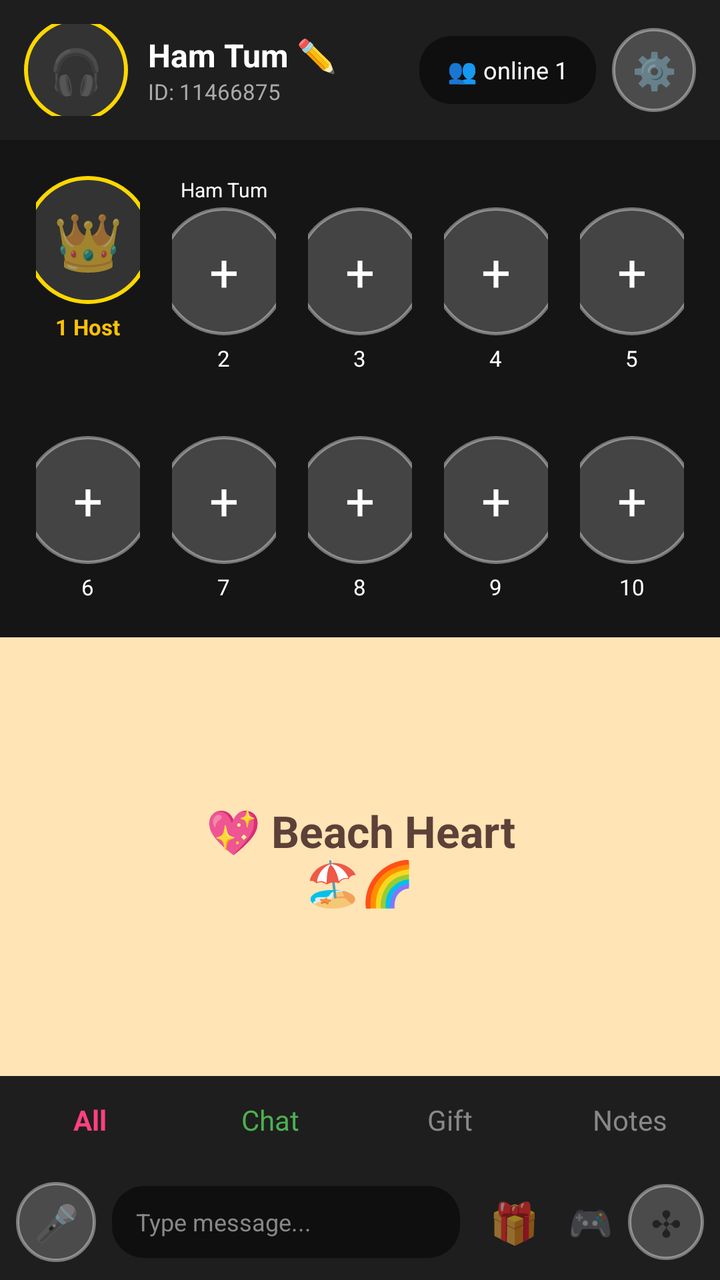
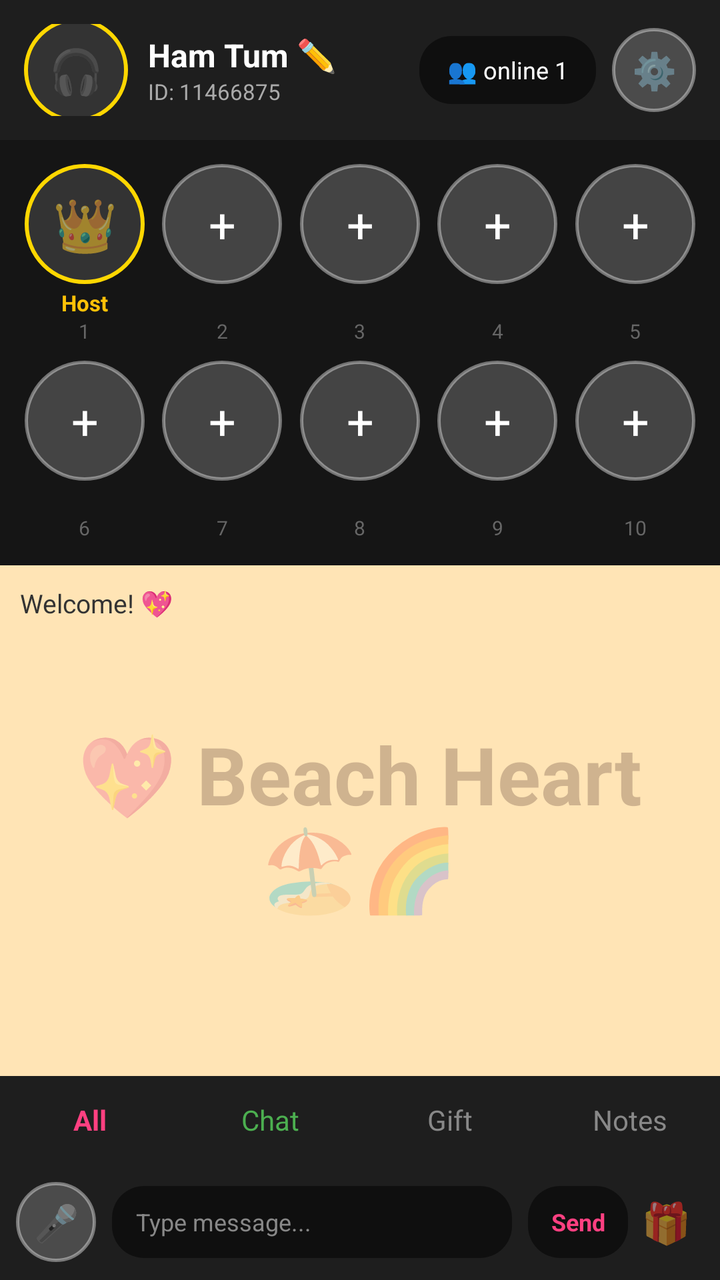

Before-and-after screenshots of an Android layout around one commit, followed by the original layout XML and the change that was made.
<!-- AndroidManifest.xml: application theme Theme.AppCompat.DayNight.NoActionBar -->
<!-- res/layout/activity_voice_room.xml -->
<?xml version="1.0" encoding="utf-8"?>
<LinearLayout xmlns:android="http://schemas.android.com/apk/res/android"
    android:id="@+id/rootLayout"
    android:layout_width="match_parent"
    android:layout_height="match_parent"
    android:background="#121212"
    android:orientation="vertical">

    <LinearLayout android:layout_width="match_parent" android:layout_height="70dp" android:background="#1E1E1E" android:gravity="center_vertical" android:orientation="horizontal" android:padding="12dp">
        <TextView android:id="@+id/imgHost" android:layout_width="52dp" android:layout_height="52dp" android:background="@drawable/circle_shape" android:gravity="center" android:text="🎧" android:textSize="22sp"/>
        <LinearLayout android:layout_width="0dp" android:layout_height="wrap_content" android:layout_marginStart="10dp" android:layout_weight="1" android:orientation="vertical">
            <TextView android:id="@+id/tvHostName" android:layout_width="wrap_content" android:layout_height="wrap_content" android:text="Ham Tum ✏️" android:textColor="#FFFFFF" android:textSize="16sp" android:textStyle="bold"/>
            <TextView android:layout_width="wrap_content" android:layout_height="wrap_content" android:text="ID: 11466875" android:textColor="#AAAAAA" android:textSize="11sp"/>
        </LinearLayout>
        <TextView android:id="@+id/tvOnline" android:layout_width="wrap_content" android:layout_height="34dp" android:background="@drawable/rounded_bg" android:gravity="center" android:paddingLeft="14dp" android:paddingRight="14dp" android:text="👥 online 1" android:textColor="#FFFFFF" android:textSize="12sp"/>
        <TextView android:id="@+id/btnHeaderSetting" android:layout_width="42dp" android:layout_height="42dp" android:layout_marginStart="8dp" android:background="@drawable/circle_seat_bg" android:gravity="center" android:text="⚙️" android:textSize="18sp"/>
    </LinearLayout>

    <GridLayout android:layout_width="match_parent" android:layout_height="wrap_content" android:background="#151515" android:columnCount="5" android:padding="10dp">
        <LinearLayout android:layout_width="0dp" android:layout_height="wrap_content" android:layout_columnWeight="1" android:gravity="center" android:orientation="vertical" android:padding="8dp">
            <TextView android:id="@+id/seat1" android:layout_width="64dp" android:layout_height="64dp" android:background="@drawable/circle_shape" android:gravity="center" android:text="👑" android:textSize="28sp"/>
            <TextView android:layout_width="wrap_content" android:layout_height="wrap_content" android:layout_marginTop="4dp" android:text="1 Host" android:textColor="#FFC107" android:textSize="11sp" android:textStyle="bold"/>
        </LinearLayout>

        <LinearLayout android:layout_width="0dp" android:layout_height="wrap_content" android:layout_columnWeight="1" android:gravity="center" android:orientation="vertical" android:padding="8dp">
            <TextView android:id="@+id/tvName2" android:layout_width="wrap_content" android:layout_height="wrap_content" android:text="Ham Tum" android:textColor="#FFFFFF" android:textSize="10sp" android:maxLines="1"/>
            <TextView android:id="@+id/seat2" android:layout_width="64dp" android:layout_height="64dp" android:layout_marginTop="2dp" android:background="@drawable/circle_seat_bg" android:gravity="center" android:text="+" android:textColor="#FFFFFF" android:textSize="26sp"/>
            <TextView android:layout_width="wrap_content" android:layout_height="wrap_content" android:layout_marginTop="4dp" android:text="2" android:textColor="#FFFFFF" android:textSize="11sp"/>
        </LinearLayout>

        <LinearLayout android:layout_width="0dp" android:layout_height="wrap_content" android:layout_columnWeight="1" android:gravity="center" android:orientation="vertical" android:padding="8dp"><TextView android:layout_width="wrap_content" android:layout_height="wrap_content" android:text=" " android:textSize="10sp"/><TextView android:id="@+id/seat3" android:layout_width="64dp" android:layout_height="64dp" android:layout_marginTop="2dp" android:background="@drawable/circle_seat_bg" android:gravity="center" android:text="+" android:textColor="#FFFFFF" android:textSize="26sp"/><TextView android:layout_width="wrap_content" android:layout_height="wrap_content" android:layout_marginTop="4dp" android:text="3" android:textColor="#FFFFFF" android:textSize="11sp"/></LinearLayout>
        <LinearLayout android:layout_width="0dp" android:layout_height="wrap_content" android:layout_columnWeight="1" android:gravity="center" android:orientation="vertical" android:padding="8dp"><TextView android:layout_width="wrap_content" android:layout_height="wrap_content" android:text=" " android:textSize="10sp"/><TextView android:id="@+id/seat4" android:layout_width="64dp" android:layout_height="64dp" android:layout_marginTop="2dp" android:background="@drawable/circle_seat_bg" android:gravity="center" android:text="+" android:textColor="#FFFFFF" android:textSize="26sp"/><TextView android:layout_width="wrap_content" android:layout_height="wrap_content" android:layout_marginTop="4dp" android:text="4" android:textColor="#FFFFFF" android:textSize="11sp"/></LinearLayout>
        <LinearLayout android:layout_width="0dp" android:layout_height="wrap_content" android:layout_columnWeight="1" android:gravity="center" android:orientation="vertical" android:padding="8dp"><TextView android:layout_width="wrap_content" android:layout_height="wrap_content" android:text=" " android:textSize="10sp"/><TextView android:id="@+id/seat5" android:layout_width="64dp" android:layout_height="64dp" android:layout_marginTop="2dp" android:background="@drawable/circle_seat_bg" android:gravity="center" android:text="+" android:textColor="#FFFFFF" android:textSize="26sp"/><TextView android:layout_width="wrap_content" android:layout_height="wrap_content" android:layout_marginTop="4dp" android:text="5" android:textColor="#FFFFFF" android:textSize="11sp"/></LinearLayout>

        <LinearLayout android:layout_width="0dp" android:layout_height="wrap_content" android:layout_columnWeight="1" android:gravity="center" android:orientation="vertical" android:padding="8dp"><TextView android:layout_width="wrap_content" android:layout_height="wrap_content" android:text=" " android:textSize="10sp"/><TextView android:id="@+id/seat6" android:layout_width="64dp" android:layout_height="64dp" android:layout_marginTop="2dp" android:background="@drawable/circle_seat_bg" android:gravity="center" android:text="+" android:textColor="#FFFFFF" android:textSize="26sp"/><TextView android:layout_width="wrap_content" android:layout_height="wrap_content" android:layout_marginTop="4dp" android:text="6" android:textColor="#FFFFFF" android:textSize="11sp"/></LinearLayout>
        <LinearLayout android:layout_width="0dp" android:layout_height="wrap_content" android:layout_columnWeight="1" android:gravity="center" android:orientation="vertical" android:padding="8dp"><TextView android:layout_width="wrap_content" android:layout_height="wrap_content" android:text=" " android:textSize="10sp"/><TextView android:id="@+id/seat7" android:layout_width="64dp" android:layout_height="64dp" android:layout_marginTop="2dp" android:background="@drawable/circle_seat_bg" android:gravity="center" android:text="+" android:textColor="#FFFFFF" android:textSize="26sp"/><TextView android:layout_width="wrap_content" android:layout_height="wrap_content" android:layout_marginTop="4dp" android:text="7" android:textColor="#FFFFFF" android:textSize="11sp"/></LinearLayout>
        <LinearLayout android:layout_width="0dp" android:layout_height="wrap_content" android:layout_columnWeight="1" android:gravity="center" android:orientation="vertical" android:padding="8dp"><TextView android:layout_width="wrap_content" android:layout_height="wrap_content" android:text=" " android:textSize="10sp"/><TextView android:id="@+id/seat8" android:layout_width="64dp" android:layout_height="64dp" android:layout_marginTop="2dp" android:background="@drawable/circle_seat_bg" android:gravity="center" android:text="+" android:textColor="#FFFFFF" android:textSize="26sp"/><TextView android:layout_width="wrap_content" android:layout_height="wrap_content" android:layout_marginTop="4dp" android:text="8" android:textColor="#FFFFFF" android:textSize="11sp"/></LinearLayout>
        <LinearLayout android:layout_width="0dp" android:layout_height="wrap_content" android:layout_columnWeight="1" android:gravity="center" android:orientation="vertical" android:padding="8dp"><TextView android:layout_width="wrap_content" android:layout_height="wrap_content" android:text=" " android:textSize="10sp"/><TextView android:id="@+id/seat9" android:layout_width="64dp" android:layout_height="64dp" android:layout_marginTop="2dp" android:background="@drawable/circle_seat_bg" android:gravity="center" android:text="+" android:textColor="#FFFFFF" android:textSize="26sp"/><TextView android:layout_width="wrap_content" android:layout_height="wrap_content" android:layout_marginTop="4dp" android:text="9" android:textColor="#FFFFFF" android:textSize="11sp"/></LinearLayout>
        <LinearLayout android:layout_width="0dp" android:layout_height="wrap_content" android:layout_columnWeight="1" android:gravity="center" android:orientation="vertical" android:padding="8dp"><TextView android:layout_width="wrap_content" android:layout_height="wrap_content" android:text=" " android:textSize="10sp"/><TextView android:id="@+id/seat10" android:layout_width="64dp" android:layout_height="64dp" android:layout_marginTop="2dp" android:background="@drawable/circle_seat_bg" android:gravity="center" android:text="+" android:textColor="#FFFFFF" android:textSize="26sp"/><TextView android:layout_width="wrap_content" android:layout_height="wrap_content" android:layout_marginTop="4dp" android:text="10" android:textColor="#FFFFFF" android:textSize="11sp"/></LinearLayout>
    </GridLayout>

    <TextView android:id="@+id/middleBg" android:layout_width="match_parent" android:layout_height="0dp" android:layout_weight="1" android:background="#FFE4B5" android:gravity="center" android:text="💖 Beach Heart&#10;🏖️🌈" android:textColor="#5D4037" android:textSize="22sp" android:textStyle="bold"/>

    <LinearLayout android:layout_width="match_parent" android:layout_height="44dp" android:background="#1E1E1E" android:orientation="horizontal"><TextView android:layout_width="0dp" android:layout_height="match_parent" android:layout_weight="1" android:gravity="center" android:text="All" android:textColor="#FF4081" android:textStyle="bold"/><TextView android:layout_width="0dp" android:layout_height="match_parent" android:layout_weight="1" android:gravity="center" android:text="Chat" android:textColor="#4CAF50"/><TextView android:layout_width="0dp" android:layout_height="match_parent" android:layout_weight="1" android:gravity="center" android:text="Gift" android:textColor="#888888"/><TextView android:layout_width="0dp" android:layout_height="match_parent" android:layout_weight="1" android:gravity="center" android:text="Notes" android:textColor="#888888"/></LinearLayout>

    <LinearLayout android:layout_width="match_parent" android:layout_height="58dp" android:background="#1E1E1E" android:gravity="center_vertical" android:orientation="horizontal" android:padding="8dp">
        <TextView android:id="@+id/btnMic" android:layout_width="40dp" android:layout_height="40dp" android:background="@drawable/circle_seat_bg" android:gravity="center" android:text="🎤" android:textSize="18sp"/>
        <TextView android:layout_width="0dp" android:layout_height="36dp" android:layout_marginLeft="8dp" android:layout_marginRight="8dp" android:layout_weight="1" android:background="@drawable/rounded_bg" android:gravity="center_vertical" android:paddingLeft="12dp" android:text="Type message..." android:textColor="#888888" android:textSize="12sp"/>
        <TextView android:id="@+id/btnGiftBottom" android:layout_width="38dp" android:layout_height="38dp" android:gravity="center" android:text="🎁" android:textSize="20sp"/><TextView android:id="@+id/btnGame" android:layout_width="38dp" android:layout_height="38dp" android:gravity="center" android:text="🎮" android:textSize="18sp"/><TextView android:id="@+id/btnMore" android:layout_width="38dp" android:layout_height="38dp" android:background="@drawable/circle_seat_bg" android:gravity="center" android:text="✣" android:textSize="18sp"/>
    </LinearLayout>
</LinearLayout>
<!-- resources referenced by this layout -->
<resources>
  <!-- drawable circle_seat_bg (drawable) -->
  <?xml version="1.0" encoding="utf-8"?>
  <shape xmlns:android="http://schemas.android.com/apk/res/android"
      android:shape="oval">
      <solid android:color="#33FFFFFF"/>
      <stroke android:width="1.5dp" android:color="#66FFFFFF"/>
  </shape>
  <!-- drawable circle_shape (drawable) -->
  <?xml version="1.0" encoding="utf-8"?>
  <shape xmlns:android="http://schemas.android.com/apk/res/android"
      android:shape="oval">
      <solid android:color="#333333"/>
      <stroke android:width="2dp" android:color="#FFD700"/>
  </shape>
  <!-- drawable rounded_bg (drawable) -->
  <?xml version="1.0" encoding="utf-8"?>
  <shape xmlns:android="http://schemas.android.com/apk/res/android"
      android:shape="rectangle">
      <solid android:color="#80000000"/>
      <corners android:radius="16dp"/>
  </shape>
</resources>

<!-- the commit's change to res/layout/activity_voice_room.xml (unified diff, before → after) -->
@@ -16,36 +16,72 @@
         <TextView android:id="@+id/btnHeaderSetting" android:layout_width="42dp" android:layout_height="42dp" android:layout_marginStart="8dp" android:background="@drawable/circle_seat_bg" android:gravity="center" android:text="⚙️" android:textSize="18sp"/>
     </LinearLayout>
 
-    <GridLayout android:layout_width="match_parent" android:layout_height="wrap_content" android:background="#151515" android:columnCount="5" android:padding="10dp">
-        <LinearLayout android:layout_width="0dp" android:layout_height="wrap_content" android:layout_columnWeight="1" android:gravity="center" android:orientation="vertical" android:padding="8dp">
-            <TextView android:id="@+id/seat1" android:layout_width="64dp" android:layout_height="64dp" android:background="@drawable/circle_shape" android:gravity="center" android:text="👑" android:textSize="28sp"/>
-            <TextView android:layout_width="wrap_content" android:layout_height="wrap_content" android:layout_marginTop="4dp" android:text="1 Host" android:textColor="#FFC107" android:textSize="11sp" android:textStyle="bold"/>
+    <GridLayout android:layout_width="match_parent" android:layout_height="wrap_content" android:background="#151515" android:columnCount="5" android:padding="8dp">
+        <LinearLayout android:layout_width="0dp" android:layout_height="wrap_content" android:layout_columnWeight="1" android:gravity="center" android:orientation="vertical" android:padding="4dp">
+            <TextView android:id="@+id/seat1" android:layout_width="60dp" android:layout_height="60dp" android:background="@drawable/circle_shape" android:gravity="center" android:text="👑" android:textSize="26sp"/>
+            <TextView android:id="@+id/tvName1" android:layout_width="64dp" android:layout_height="wrap_content" android:layout_marginTop="2dp" android:ellipsize="end" android:gravity="center" android:maxLines="1" android:text="Host" android:textColor="#FFC107" android:textSize="11sp" android:textStyle="bold"/>
+            <TextView android:layout_width="wrap_content" android:layout_height="wrap_content" android:text="1" android:textColor="#666666" android:textSize="10sp"/>
         </LinearLayout>
-
-        <LinearLayout android:layout_width="0dp" android:layout_height="wrap_content" android:layout_columnWeight="1" android:gravity="center" android:orientation="vertical" android:padding="8dp">
-            <TextView android:id="@+id/tvName2" android:layout_width="wrap_content" android:layout_height="wrap_content" android:text="Ham Tum" android:textColor="#FFFFFF" android:textSize="10sp" android:maxLines="1"/>
-            <TextView android:id="@+id/seat2" android:layout_width="64dp" android:layout_height="64dp" android:layout_marginTop="2dp" android:background="@drawable/circle_seat_bg" android:gravity="center" android:text="+" android:textColor="#FFFFFF" android:textSize="26sp"/>
-            <TextView android:layout_width="wrap_content" android:layout_height="wrap_content" android:layout_marginTop="4dp" android:text="2" android:textColor="#FFFFFF" android:textSize="11sp"/>
+        <LinearLayout android:layout_width="0dp" android:layout_height="wrap_content" android:layout_columnWeight="1" android:gravity="center" android:orientation="vertical" android:padding="4dp">
+            <TextView android:id="@+id/seat2" android:layout_width="60dp" android:layout_height="60dp" android:background="@drawable/circle_seat_bg" android:gravity="center" android:text="+" android:textColor="#FFFFFF" android:textSize="24sp"/>
+            <TextView android:id="@+id/tvName2" android:layout_width="64dp" android:layout_height="wrap_content" android:layout_marginTop="2dp" android:ellipsize="end" android:gravity="center" android:maxLines="1" android:text="" android:textColor="#FFFFFF" android:textSize="11sp"/>
+            <TextView android:layout_width="wrap_content" android:layout_height="wrap_content" android:text="2" android:textColor="#666666" android:textSize="10sp"/>
         </LinearLayout>
-
-        <LinearLayout android:layout_width="0dp" android:layout_height="wrap_content" android:layout_columnWeight="1" android:gravity="center" android:orientation="vertical" android:padding="8dp"><TextView android:layout_width="wrap_content" android:layout_height="wrap_content" android:text=" " android:textSize="10sp"/><TextView android:id="@+id/seat3" android:layout_width="64dp" android:layout_height="64dp" android:layout_marginTop="2dp" android:background="@drawable/circle_seat_bg" android:gravity="center" android:text="+" android:textColor="#FFFFFF" android:textSize="26sp"/><TextView android:layout_width="wrap_content" android:layout_height="wrap_content" android:layout_marginTop="4dp" android:text="3" android:textColor="#FFFFFF" android:textSize="11sp"/></LinearLayout>
-        <LinearLayout android:layout_width="0dp" android:layout_height="wrap_content" android:layout_columnWeight="1" android:gravity="center" android:orientation="vertical" android:padding="8dp"><TextView android:layout_width="wrap_content" android:layout_height="wrap_content" android:text=" " android:textSize="10sp"/><TextView android:id="@+id/seat4" android:layout_width="64dp" android:layout_height="64dp" android:layout_marginTop="2dp" android:background="@drawable/circle_seat_bg" android:gravity="center" android:text="+" android:textColor="#FFFFFF" android:textSize="26sp"/><TextView android:layout_width="wrap_content" android:layout_height="wrap_content" android:layout_marginTop="4dp" android:text="4" android:textColor="#FFFFFF" android:textSize="11sp"/></LinearLayout>
-        <LinearLayout android:layout_width="0dp" android:layout_height="wrap_content" android:layout_columnWeight="1" android:gravity="center" android:orientation="vertical" android:padding="8dp"><TextView android:layout_width="wrap_content" android:layout_height="wrap_content" android:text=" " android:textSize="10sp"/><TextView android:id="@+id/seat5" android:layout_width="64dp" android:layout_height="64dp" android:layout_marginTop="2dp" android:background="@drawable/circle_seat_bg" android:gravity="center" android:text="+" android:textColor="#FFFFFF" android:textSize="26sp"/><TextView android:layout_width="wrap_content" android:layout_height="wrap_content" android:layout_marginTop="4dp" android:text="5" android:textColor="#FFFFFF" android:textSize="11sp"/></LinearLayout>
-
-        <LinearLayout android:layout_width="0dp" android:layout_height="wrap_content" android:layout_columnWeight="1" android:gravity="center" android:orientation="vertical" android:padding="8dp"><TextView android:layout_width="wrap_content" android:layout_height="wrap_content" android:text=" " android:textSize="10sp"/><TextView android:id="@+id/seat6" android:layout_width="64dp" android:layout_height="64dp" android:layout_marginTop="2dp" android:background="@drawable/circle_seat_bg" android:gravity="center" android:text="+" android:textColor="#FFFFFF" android:textSize="26sp"/><TextView android:layout_width="wrap_content" android:layout_height="wrap_content" android:layout_marginTop="4dp" android:text="6" android:textColor="#FFFFFF" android:textSize="11sp"/></LinearLayout>
-        <LinearLayout android:layout_width="0dp" android:layout_height="wrap_content" android:layout_columnWeight="1" android:gravity="center" android:orientation="vertical" android:padding="8dp"><TextView android:layout_width="wrap_content" android:layout_height="wrap_content" android:text=" " android:textSize="10sp"/><TextView android:id="@+id/seat7" android:layout_width="64dp" android:layout_height="64dp" android:layout_marginTop="2dp" android:background="@drawable/circle_seat_bg" android:gravity="center" android:text="+" android:textColor="#FFFFFF" android:textSize="26sp"/><TextView android:layout_width="wrap_content" android:layout_height="wrap_content" android:layout_marginTop="4dp" android:text="7" android:textColor="#FFFFFF" android:textSize="11sp"/></LinearLayout>
-        <LinearLayout android:layout_width="0dp" android:layout_height="wrap_content" android:layout_columnWeight="1" android:gravity="center" android:orientation="vertical" android:padding="8dp"><TextView android:layout_width="wrap_content" android:layout_height="wrap_content" android:text=" " android:textSize="10sp"/><TextView android:id="@+id/seat8" android:layout_width="64dp" android:layout_height="64dp" android:layout_marginTop="2dp" android:background="@drawable/circle_seat_bg" android:gravity="center" android:text="+" android:textColor="#FFFFFF" android:textSize="26sp"/><TextView android:layout_width="wrap_content" android:layout_height="wrap_content" android:layout_marginTop="4dp" android:text="8" android:textColor="#FFFFFF" android:textSize="11sp"/></LinearLayout>
-        <LinearLayout android:layout_width="0dp" android:layout_height="wrap_content" android:layout_columnWeight="1" android:gravity="center" android:orientation="vertical" android:padding="8dp"><TextView android:layout_width="wrap_content" android:layout_height="wrap_content" android:text=" " android:textSize="10sp"/><TextView android:id="@+id/seat9" android:layout_width="64dp" android:layout_height="64dp" android:layout_marginTop="2dp" android:background="@drawable/circle_seat_bg" android:gravity="center" android:text="+" android:textColor="#FFFFFF" android:textSize="26sp"/><TextView android:layout_width="wrap_content" android:layout_height="wrap_content" android:layout_marginTop="4dp" android:text="9" android:textColor="#FFFFFF" android:textSize="11sp"/></LinearLayout>
-        <LinearLayout android:layout_width="0dp" android:layout_height="wrap_content" android:layout_columnWeight="1" android:gravity="center" android:orientation="vertical" android:padding="8dp"><TextView android:layout_width="wrap_content" android:layout_height="wrap_content" android:text=" " android:textSize="10sp"/><TextView android:id="@+id/seat10" android:layout_width="64dp" android:layout_height="64dp" android:layout_marginTop="2dp" android:background="@drawable/circle_seat_bg" android:gravity="center" android:text="+" android:textColor="#FFFFFF" android:textSize="26sp"/><TextView android:layout_width="wrap_content" android:layout_height="wrap_content" android:layout_marginTop="4dp" android:text="10" android:textColor="#FFFFFF" android:textSize="11sp"/></LinearLayout>
+        <LinearLayout android:layout_width="0dp" android:layout_height="wrap_content" android:layout_columnWeight="1" android:gravity="center" android:orientation="vertical" android:padding="4dp">
+            <TextView android:id="@+id/seat3" android:layout_width="60dp" android:layout_height="60dp" android:background="@drawable/circle_seat_bg" android:gravity="center" android:text="+" android:textColor="#FFFFFF" android:textSize="24sp"/>
+            <TextView android:id="@+id/tvName3" android:layout_width="64dp" android:layout_height="wrap_content" android:layout_marginTop="2dp" android:ellipsize="end" android:gravity="center" android:maxLines="1" android:text="" android:textColor="#FFFFFF" android:textSize="11sp"/>
+            <TextView android:layout_width="wrap_content" android:layout_height="wrap_content" android:text="3" android:textColor="#666666" android:textSize="10sp"/>
+        </LinearLayout>
+        <LinearLayout android:layout_width="0dp" android:layout_height="wrap_content" android:layout_columnWeight="1" android:gravity="center" android:orientation="vertical" android:padding="4dp">
+            <TextView android:id="@+id/seat4" android:layout_width="60dp" android:layout_height="60dp" android:background="@drawable/circle_seat_bg" android:gravity="center" android:text="+" android:textColor="#FFFFFF" android:textSize="24sp"/>
+            <TextView android:id="@+id/tvName4" android:layout_width="64dp" android:layout_height="wrap_content" android:layout_marginTop="2dp" android:ellipsize="end" android:gravity="center" android:maxLines="1" android:text="" android:textColor="#FFFFFF" android:textSize="11sp"/>
+            <TextView android:layout_width="wrap_content" android:layout_height="wrap_content" android:text="4" android:textColor="#666666" android:textSize="10sp"/>
+        </LinearLayout>
+        <LinearLayout android:layout_width="0dp" android:layout_height="wrap_content" android:layout_columnWeight="1" android:gravity="center" android:orientation="vertical" android:padding="4dp">
+            <TextView android:id="@+id/seat5" android:layout_width="60dp" android:layout_height="60dp" android:background="@drawable/circle_seat_bg" android:gravity="center" android:text="+" android:textColor="#FFFFFF" android:textSize="24sp"/>
+            <TextView android:id="@+id/tvName5" android:layout_width="64dp" android:layout_height="wrap_content" android:layout_marginTop="2dp" android:ellipsize="end" android:gravity="center" android:maxLines="1" android:text="" android:textColor="#FFFFFF" android:textSize="11sp"/>
+            <TextView android:layout_width="wrap_content" android:layout_height="wrap_content" android:text="5" android:textColor="#666666" android:textSize="10sp"/>
+        </LinearLayout>
+        <LinearLayout android:layout_width="0dp" android:layout_height="wrap_content" android:layout_columnWeight="1" android:gravity="center" android:orientation="vertical" android:padding="4dp">
+            <TextView android:id="@+id/seat6" android:layout_width="60dp" android:layout_height="60dp" android:background="@drawable/circle_seat_bg" android:gravity="center" android:text="+" android:textColor="#FFFFFF" android:textSize="24sp"/>
+            <TextView android:id="@+id/tvName6" android:layout_width="64dp" android:layout_height="wrap_content" android:layout_marginTop="2dp" android:ellipsize="end" android:gravity="center" android:maxLines="1" android:text="" android:textColor="#FFFFFF" android:textSize="11sp"/>
+            <TextView android:layout_width="wrap_content" android:layout_height="wrap_content" android:text="6" android:textColor="#666666" android:textSize="10sp"/>
+        </LinearLayout>
+        <LinearLayout android:layout_width="0dp" android:layout_height="wrap_content" android:layout_columnWeight="1" android:gravity="center" android:orientation="vertical" android:padding="4dp">
+            <TextView android:id="@+id/seat7" android:layout_width="60dp" android:layout_height="60dp" android:background="@drawable/circle_seat_bg" android:gravity="center" android:text="+" android:textColor="#FFFFFF" android:textSize="24sp"/>
+            <TextView android:id="@+id/tvName7" android:layout_width="64dp" android:layout_height="wrap_content" android:layout_marginTop="2dp" android:ellipsize="end" android:gravity="center" android:maxLines="1" android:text="" android:textColor="#FFFFFF" android:textSize="11sp"/>
+            <TextView android:layout_width="wrap_content" android:layout_height="wrap_content" android:text="7" android:textColor="#666666" android:textSize="10sp"/>
+        </LinearLayout>
+        <LinearLayout android:layout_width="0dp" android:layout_height="wrap_content" android:layout_columnWeight="1" android:gravity="center" android:orientation="vertical" android:padding="4dp">
+            <TextView android:id="@+id/seat8" android:layout_width="60dp" android:layout_height="60dp" android:background="@drawable/circle_seat_bg" android:gravity="center" android:text="+" android:textColor="#FFFFFF" android:textSize="24sp"/>
+            <TextView android:id="@+id/tvName8" android:layout_width="64dp" android:layout_height="wrap_content" android:layout_marginTop="2dp" android:ellipsize="end" android:gravity="center" android:maxLines="1" android:text="" android:textColor="#FFFFFF" android:textSize="11sp"/>
+            <TextView android:layout_width="wrap_content" android:layout_height="wrap_content" android:text="8" android:textColor="#666666" android:textSize="10sp"/>
+        </LinearLayout>
+        <LinearLayout android:layout_width="0dp" android:layout_height="wrap_content" android:layout_columnWeight="1" android:gravity="center" android:orientation="vertical" android:padding="4dp">
+            <TextView android:id="@+id/seat9" android:layout_width="60dp" android:layout_height="60dp" android:background="@drawable/circle_seat_bg" android:gravity="center" android:text="+" android:textColor="#FFFFFF" android:textSize="24sp"/>
+            <TextView android:id="@+id/tvName9" android:layout_width="64dp" android:layout_height="wrap_content" android:layout_marginTop="2dp" android:ellipsize="end" android:gravity="center" android:maxLines="1" android:text="" android:textColor="#FFFFFF" android:textSize="11sp"/>
+            <TextView android:layout_width="wrap_content" android:layout_height="wrap_content" android:text="9" android:textColor="#666666" android:textSize="10sp"/>
+        </LinearLayout>
+        <LinearLayout android:layout_width="0dp" android:layout_height="wrap_content" android:layout_columnWeight="1" android:gravity="center" android:orientation="vertical" android:padding="4dp">
+            <TextView android:id="@+id/seat10" android:layout_width="60dp" android:layout_height="60dp" android:background="@drawable/circle_seat_bg" android:gravity="center" android:text="+" android:textColor="#FFFFFF" android:textSize="24sp"/>
+            <TextView android:id="@+id/tvName10" android:layout_width="64dp" android:layout_height="wrap_content" android:layout_marginTop="2dp" android:ellipsize="end" android:gravity="center" android:maxLines="1" android:text="" android:textColor="#FFFFFF" android:textSize="11sp"/>
+            <TextView android:layout_width="wrap_content" android:layout_height="wrap_content" android:text="10" android:textColor="#666666" android:textSize="10sp"/>
+        </LinearLayout>
     </GridLayout>
 
-    <TextView android:id="@+id/middleBg" android:layout_width="match_parent" android:layout_height="0dp" android:layout_weight="1" android:background="#FFE4B5" android:gravity="center" android:text="💖 Beach Heart&#10;🏖️🌈" android:textColor="#5D4037" android:textSize="22sp" android:textStyle="bold"/>
+    <FrameLayout android:id="@+id/middleBgContainer" android:layout_width="match_parent" android:layout_height="0dp" android:layout_weight="1" android:background="#FFE4B5">
+        <TextView android:id="@+id/tvRoomBg" android:layout_width="wrap_content" android:layout_height="wrap_content" android:layout_gravity="center" android:alpha="0.3" android:gravity="center" android:text="💖 Beach Heart&#10;🏖️🌈" android:textColor="#5D4037" android:textSize="40sp" android:textStyle="bold"/>
+        <ScrollView android:layout_width="match_parent" android:layout_height="match_parent" android:padding="10dp">
+            <TextView android:id="@+id/tvChatLog" android:layout_width="match_parent" android:layout_height="wrap_content" android:text="Welcome! 💖" android:textColor="#333333" android:textSize="13sp"/>
+        </ScrollView>
+    </FrameLayout>
 
     <LinearLayout android:layout_width="match_parent" android:layout_height="44dp" android:background="#1E1E1E" android:orientation="horizontal"><TextView android:layout_width="0dp" android:layout_height="match_parent" android:layout_weight="1" android:gravity="center" android:text="All" android:textColor="#FF4081" android:textStyle="bold"/><TextView android:layout_width="0dp" android:layout_height="match_parent" android:layout_weight="1" android:gravity="center" android:text="Chat" android:textColor="#4CAF50"/><TextView android:layout_width="0dp" android:layout_height="match_parent" android:layout_weight="1" android:gravity="center" android:text="Gift" android:textColor="#888888"/><TextView android:layout_width="0dp" android:layout_height="match_parent" android:layout_weight="1" android:gravity="center" android:text="Notes" android:textColor="#888888"/></LinearLayout>
 
     <LinearLayout android:layout_width="match_parent" android:layout_height="58dp" android:background="#1E1E1E" android:gravity="center_vertical" android:orientation="horizontal" android:padding="8dp">
         <TextView android:id="@+id/btnMic" android:layout_width="40dp" android:layout_height="40dp" android:background="@drawable/circle_seat_bg" android:gravity="center" android:text="🎤" android:textSize="18sp"/>
-        <TextView android:layout_width="0dp" android:layout_height="36dp" android:layout_marginLeft="8dp" android:layout_marginRight="8dp" android:layout_weight="1" android:background="@drawable/rounded_bg" android:gravity="center_vertical" android:paddingLeft="12dp" android:text="Type message..." android:textColor="#888888" android:textSize="12sp"/>
-        <TextView android:id="@+id/btnGiftBottom" android:layout_width="38dp" android:layout_height="38dp" android:gravity="center" android:text="🎁" android:textSize="20sp"/><TextView android:id="@+id/btnGame" android:layout_width="38dp" android:layout_height="38dp" android:gravity="center" android:text="🎮" android:textSize="18sp"/><TextView android:id="@+id/btnMore" android:layout_width="38dp" android:layout_height="38dp" android:background="@drawable/circle_seat_bg" android:gravity="center" android:text="✣" android:textSize="18sp"/>
+        <EditText android:id="@+id/etMessage" android:layout_width="0dp" android:layout_height="36dp" android:layout_marginLeft="8dp" android:layout_marginRight="8dp" android:layout_weight="1" android:background="@drawable/rounded_bg" android:hint="Type message..." android:paddingLeft="12dp" android:textColor="#FFFFFF" android:textColorHint="#888888" android:textSize="12sp"/>
+        <TextView android:id="@+id/btnSend" android:layout_width="50dp" android:layout_height="36dp" android:background="@drawable/rounded_bg" android:gravity="center" android:text="Send" android:textColor="#FF4081" android:textSize="12sp" android:textStyle="bold"/>
+        <TextView android:id="@+id/btnGiftBottom" android:layout_width="38dp" android:layout_height="38dp" android:gravity="center" android:text="🎁" android:textSize="20sp"/>
     </LinearLayout>
 </LinearLayout>
